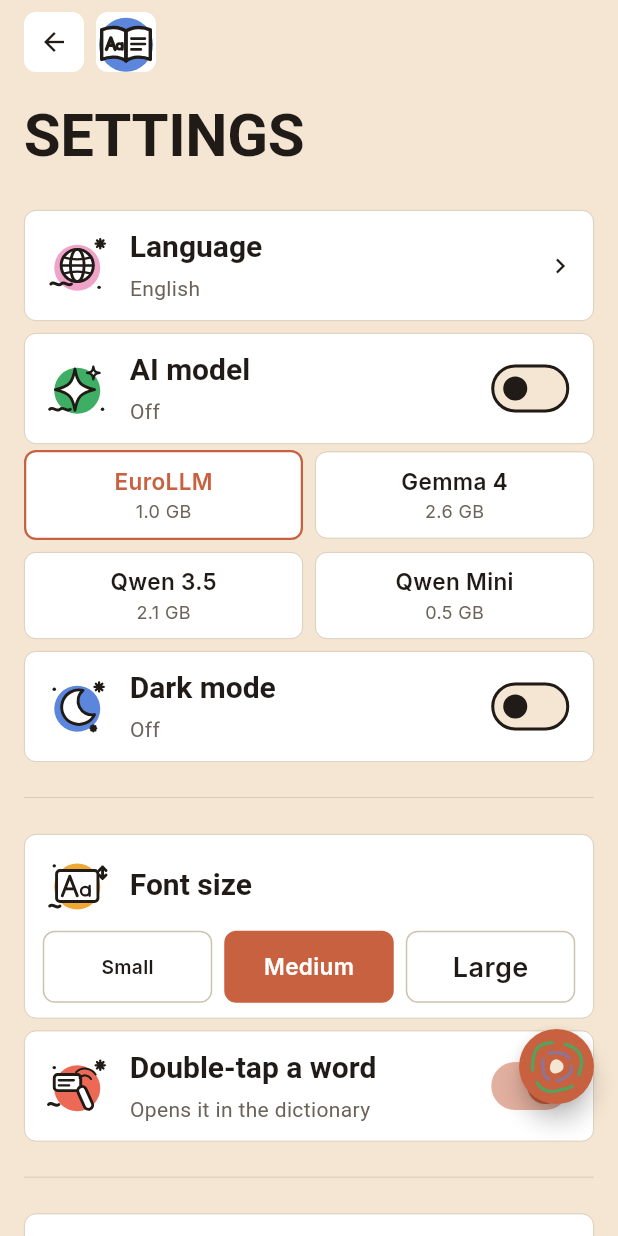
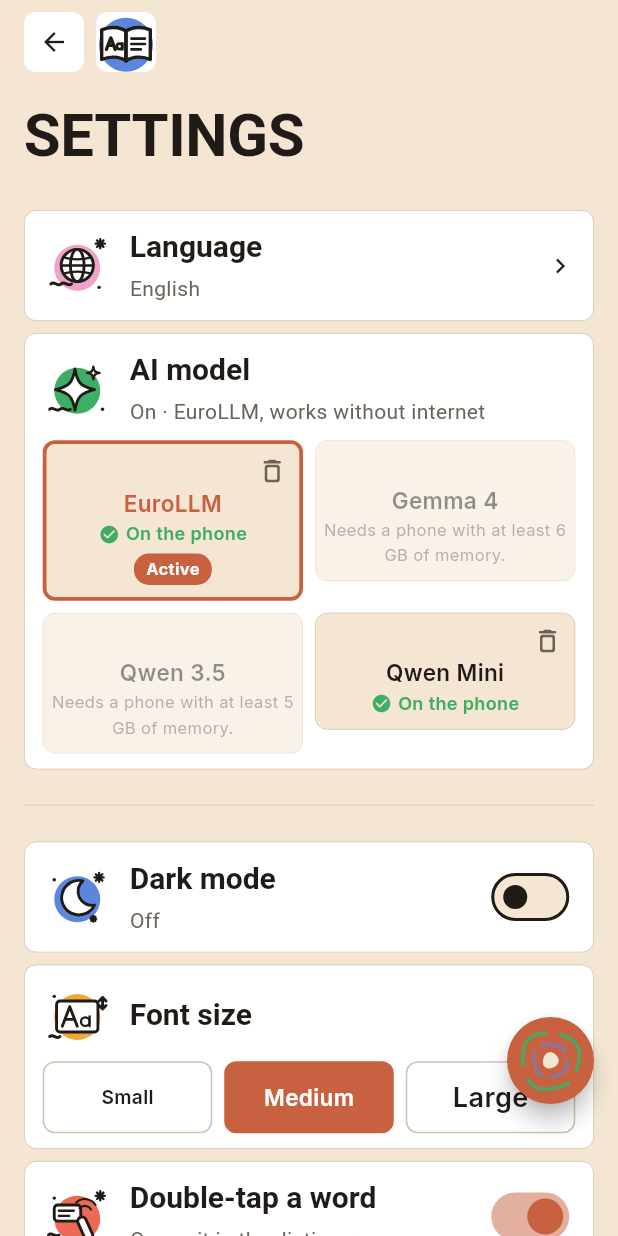
Before and after one commit to georgezafgz-369/lex-hopper, a Flutter app: the SettingsPage screen opened by its route, after a tap on "EuroLLM", on a phone screen of 412 x 824 dp. Run offline on Flutter 3.47's test engine with Material 3 defaults, Android fonts, the phone set to English and light mode, and no system bars; our stand-ins replace flutter_svg, flutter_tts, google_fonts, material_ui, shared_preferences, sqflite; missing offline and left inert: dart_sentencepiece_tokenizer, flutter_onnxruntime, llamadart; accounts and stored records are empty; network calls fail; Roboto replaces fonts that are missing (Tinos).

Commit message:
AI model card: models inside with download/delete each; one active
The four models sit inside the AI model card, two to a row, each with
its own Download (asks first), stop, or Delete (asks first) button and
an On the phone / Active mark. Tapping a downloaded model makes it the
active one; tapping it again turns the AI off; no on/off switch. Dark
mode moves above Font size. The round menu button is a little bigger.

Co-Authored-By: Claude Opus 5.5 <noreply@anthropic.com>

```diff
--- a/lib/ai_model.dart
+++ b/lib/ai_model.dart
@@ -182,11 +182,21 @@ class AiModel implements Translator {
     _changes.ping();
   }
 
+  /// Sets [state] directly (tests, where there's no phone to look on).
+  @visibleForTesting
+  void debugSetState(ModelState state) => _set(state);
+
   /// Looks whether the model is on the phone already (no download).
   Future<void> refresh() async {
     if (_state == ModelState.downloading) return;
-    if (!await hasEnoughMemory()) return _set(ModelState.tooLittleMemory);
-    _set(await isReady() ? ModelState.ready : ModelState.notDownloaded);
+    try {
+      if (!await hasEnoughMemory()) return _set(ModelState.tooLittleMemory);
+      _set(await isReady() ? ModelState.ready : ModelState.notDownloaded);
+    } catch (e) {
+      // Can't tell (no storage to look in): offer the download.
+      debugPrint('$name: check failed: $e');
+      _set(ModelState.notDownloaded);
+    }
   }
 
   /// Whether this phone has the memory to run the model (with less,
--- a/lib/app_text.dart
+++ b/lib/app_text.dart
@@ -571,6 +571,22 @@ class AppText {
     'Nécessite un téléphone avec au moins $gb Go de mémoire.',
     'Нужен телефон с памятью не меньше $gb ГБ.',
   );
+
+  /// On a model's card in Settings: it's downloaded.
+  String get aiOnPhone => _(
+    'On the phone',
+    'Στο κινητό',
+    'En el móvil',
+    'Auf dem Handy',
+    'Sul telefono',
+    'Sur le téléphone',
+    'На телефоне',
+  );
+
+  /// On the card of the model in use.
+  String get aiActive =>
+      _('Active', 'Ενεργό', 'Activo', 'Aktiv', 'Attivo', 'Actif', 'Активна');
+
   String aiModelSize(int mb) => _(
     '${(mb / 1000).toStringAsFixed(1)} GB',
     '${(mb / 1000).toStringAsFixed(1)} GB',
@@ -656,6 +672,24 @@ class AppText {
     'Tieni il modello ($mb MB) per riattivarlo in seguito senza scaricarlo di nuovo, oppure eliminalo per liberare spazio.',
     'Garde le modèle ($mb Mo) pour le réactiver plus tard sans le retélécharger, ou supprime-le pour libérer de la place.',
     'Оставь модель ($mb МБ), чтобы потом включить её без новой загрузки, или удали её, чтобы освободить место.',
+  );
+  String aiDeleteTitle(String model) => _(
+    'Delete $model?',
+    'Διαγραφή: $model;',
+    '¿Borrar $model?',
+    '$model löschen?',
+    'Eliminare $model?',
+    'Supprimer $model ?',
+    'Удалить $model?',
+  );
+  String aiDeleteBody(int mb) => _(
+    'This frees $mb MB on your phone. You can download it again any time.',
+    'Ελευθερώνει $mb MB στο κινητό σου. Μπορείς να το κατεβάσεις ξανά όποτε θέλεις.',
+    'Libera $mb MB en tu móvil. Puedes volver a descargarlo cuando quieras.',
+    'Das gibt $mb MB auf deinem Handy frei. Du kannst es jederzeit wieder laden.',
+    'Libera $mb MB sul telefono. Puoi riscaricarlo quando vuoi.',
+    'Cela libère $mb Mo sur ton téléphone. Tu peux le retélécharger quand tu veux.',
+    'Освободит $mb МБ на телефоне. Его можно скачать снова в любой момент.',
   );
   String get keepModel => _(
     'Keep it',
--- a/lib/sections_button.dart
+++ b/lib/sections_button.dart
@@ -69,7 +69,7 @@ class SectionsButton extends StatefulWidget {
   const SectionsButton({super.key, required this.navigator});
 
   /// The button's size, for pages that leave room for it.
-  static const size = 50.0;
+  static const size = 58.0;
 
   /// The rings pulse and the button floats for ever, so widget tests (which
   /// wait for animations to end) see them still.
--- a/lib/settings_page.dart
+++ b/lib/settings_page.dart
@@ -128,7 +128,16 @@ class SettingsPage extends StatelessWidget {
                           settings: settings,
                           model: AiModel.instance,
                         ),
-                        const SizedBox(height: Spacing.sm),
+                        // ── Separator: the text and reading settings ───
+                        const SizedBox(height: Spacing.lg),
+                        Divider(
+                          color: brightness.resolve(
+                            light: AppColors.hairlineLight,
+                            dark: AppColors.hairlineDark,
+                          ),
+                          height: 0,
+                        ),
+                        const SizedBox(height: Spacing.lg),
                         _SettingsCard(
                           key: const Key('settings-dark-mode'),
                           icon: Section.darkMode,
@@ -141,16 +150,7 @@ class SettingsPage extends StatelessWidget {
                           ),
                           onTap: () => settings.setDarkMode(!isDark),
                         ),
-                        // ── Separator: the text and reading settings ───
-                        const SizedBox(height: Spacing.lg),
-                        Divider(
-                          color: brightness.resolve(
-                            light: AppColors.hairlineLight,
-                            dark: AppColors.hairlineDark,
-                          ),
-                          height: 0,
-                        ),
-                        const SizedBox(height: Spacing.lg),
+                        const SizedBox(height: Spacing.sm),
                         _FontSizeCard(settings: settings),
                         const SizedBox(height: Spacing.sm),
                         _SettingsCard(
@@ -263,10 +263,10 @@ void showLanguagePicker(BuildContext context) {
   );
 }
 
-/// AI model: a switch that downloads the picked model (after asking) and
-/// then makes the Translator and Chat with AI use it, and a choice between
-/// EuroLLM and Gemma 4. Shows the download's progress; turning it off asks
-/// whether to keep or delete the model.
+/// AI model: one card holding the four models. Each can be downloaded
+/// (after asking) or deleted from its own tile; tapping a model that's on
+/// the phone makes it the active one (the Translator and Chat with AI use
+/// it), tapping the active one turns the AI off. Only one is active.
 class _AiTranslatorCard extends StatefulWidget {
   final AppSettings settings;
   final AiModel model;
@@ -282,25 +282,44 @@ class _AiTranslatorCard extends StatefulWidget {
 }
 
 class _AiTranslatorCardState extends State<_AiTranslatorCard> {
+  AppSettings get _settings => widget.settings;
+
   @override
   void initState() {
     super.initState();
-    widget.model.refresh();
+    // Every model: which ones are on the phone already.
+    for (final m in AiModel.all) {
+      m.refresh();
+    }
   }
 
-  Future<void> _turnOn() async {
-    final model = widget.model;
-    if (model.state == ModelState.ready) {
-      await widget.settings.setAiTranslator(true);
-      return;
+  /// Makes [m] the model in use (on the phone already).
+  Future<void> _activate(AiModel m) async {
+    await _settings.setAiModel(m.id);
+    await _settings.setAiTranslator(true);
   }
-    final mb = model.sizeMb;
+
+  /// A tile tapped: on the phone, it becomes active (or, active already,
+  /// the AI turns off); not yet, it offers the download.
+  Future<void> _tap(AiModel m) async {
+    switch (m.state) {
+      case ModelState.ready:
+        final active = _settings.aiTranslator && m.id == widget.model.id;
+        active ? await _settings.setAiTranslator(false) : await _activate(m);
+      case ModelState.notDownloaded || ModelState.failed:
+        await _download(m);
+      default:
+    }
+  }
+
+  /// Asks, then downloads [m]; once it's here it becomes the active one.
+  Future<void> _download(AiModel m) async {
     final ok = await showDialog<bool>(
       context: context,
       builder: (context) => AlertDialog(
         key: const Key('ai-download-dialog'),
-        title: DualText((t) => t.aiDownloadTitle(model.name)),
-        content: DualText((t) => t.aiDownloadBody(model.name, mb)),
+        title: DualText((t) => t.aiDownloadTitle(m.name)),
+        content: DualText((t) => t.aiDownloadBody(m.name, m.sizeMb)),
         actions: [
           TextButton(
             onPressed: () => Navigator.of(context).pop(false),
@@ -315,104 +334,70 @@ class _AiTranslatorCardState extends State<_AiTranslatorCard> {
       ),
     );
     if (ok != true) return;
-    await widget.settings.setAiTranslator(true);
-    await model.download();
+    await m.download();
+    if (m.state == ModelState.ready) await _activate(m);
   }
 
-  /// Picks [m]. If the AI is on and [m] isn't on the phone yet, it's
-  /// turned off until [m] is downloaded (the switch asks first).
-  Future<void> _pick(AiModel m) async {
-    if (m.id == widget.model.id) return;
-    final on = widget.settings.aiTranslator;
-    await widget.settings.setAiModel(m.id);
-    if (on && !await m.isReady()) await widget.settings.setAiTranslator(false);
-  }
-
-  Future<void> _turnOff() async {
-    final model = widget.model;
-    if (model.state == ModelState.downloading) model.cancelDownload();
-    if (model.state != ModelState.ready) {
-      await widget.settings.setAiTranslator(false);
-      return;
-    }
-    final mb = model.sizeMb;
-    final delete = await showDialog<bool>(
+  /// Asks, then deletes [m] from the phone (the AI turns off if it was
+  /// the one in use).
+  Future<void> _delete(AiModel m) async {
+    final ok = await showDialog<bool>(
       context: context,
       builder: (context) => AlertDialog(
-        key: const Key('ai-off-dialog'),
-        title: DualText((t) => t.aiTurnOffTitle),
-        content: DualText((t) => t.aiTurnOffBody(mb)),
+        key: const Key('ai-delete-dialog'),
+        title: DualText((t) => t.aiDeleteTitle(m.name)),
+        content: DualText((t) => t.aiDeleteBody(m.sizeMb)),
         actions: [
           TextButton(
-            key: const Key('ai-delete-model'),
+            onPressed: () => Navigator.of(context).pop(false),
+            child: Text(AppText.of(context).cancel),
+          ),
+          FilledButton(
+            key: const Key('ai-delete-confirm'),
             onPressed: () => Navigator.of(context).pop(true),
             child: Text(AppText.of(context).deleteModel),
-          ),
-          FilledButton(
-            onPressed: () => Navigator.of(context).pop(false),
-            child: Text(AppText.of(context).keepModel),
           ),
         ],
       ),
     );
-    if (delete == null) return; // dismissed: stays on
-    await widget.settings.setAiTranslator(false);
-    if (delete) await model.deleteModel();
+    if (ok != true) return;
+    if (m.id == widget.model.id) await _settings.setAiTranslator(false);
+    await m.deleteModel();
+    await m.refresh();
   }
 
   @override
   Widget build(BuildContext context) {
     final model = widget.model;
-    final clay = Theme.of(context).brightness
-        .resolve(light: AppColors.clayLight, dark: AppColors.clayDark);
     return ListenableBuilder(
-      listenable: model.changes,
+      listenable: Listenable.merge([for (final m in AiModel.all) m.changes]),
       builder: (context, _) {
-        final on = widget.settings.aiTranslator;
-        final state = model.state;
-        final tooSmall = state == ModelState.tooLittleMemory;
-        final TextPick subtitle = switch ((on, state)) {
-          (_, ModelState.tooLittleMemory) => (t) => t.aiTranslatorNeedsMemory(
-            (model.minMemoryKb / (1024 * 1024)).ceil(),
-          ),
-          (_, ModelState.downloading) => (t) => t.aiTranslatorDownloading(
-            model.name,
-            model.progress == null ? null : (model.progress! * 100).floor(),
-          ),
-          (true, ModelState.failed) => (t) => t.aiTranslatorFailed,
-          (true, ModelState.checking) => (t) => t.aiTranslatorChecking,
-          (true, ModelState.ready) => (t) => t.aiTranslatorOn(model.name),
-          _ => (t) => t.aiTranslatorOff,
-        };
-        return Column(
-          crossAxisAlignment: CrossAxisAlignment.stretch,
-          children: [
-            _SettingsCard(
+        final on = _settings.aiTranslator && model.state == ModelState.ready;
+        final downloading = AiModel.all
+            .where((m) => m.state == ModelState.downloading)
+            .firstOrNull;
+        final TextPick subtitle = downloading != null
+            ? (t) => t.aiTranslatorDownloading(
+                downloading.name,
+                downloading.progress == null
+                    ? null
+                    : (downloading.progress! * 100).floor(),
+              )
+            : on
+            ? (t) => t.aiTranslatorOn(model.name)
+            : (t) => t.aiTranslatorOff;
+        return _SettingsCard(
           key: const Key('settings-ai-translator'),
           icon: Section.aiTranslator,
           title: (t) => t.aiTranslator,
           subtitle: subtitle,
-              trailing: Switch(
-                key: const Key('ai-translator-switch'),
-                value: on && !tooSmall,
-                activeThumbColor: clay,
-                onChanged: tooSmall ? null : (v) => v ? _turnOn() : _turnOff(),
-              ),
-              onTap: () {
-                if (tooSmall) return;
-                // A stopped download: tapping the card tries again.
-                if (on && state == ModelState.failed) {
-                  model.download();
-                } else {
-                  on ? _turnOff() : _turnOn();
-                }
-              },
-            ),
-            const SizedBox(height: Spacing.xs),
-            // Which model (AiModel.all), two to a row.
+          // The models, two to a row.
+          below: Column(
+            children: [
               for (var r = 0; r < AiModel.all.length; r += 2) ...[
                 if (r > 0) const SizedBox(height: Spacing.sm),
                 Row(
+                  crossAxisAlignment: CrossAxisAlignment.start,
                   children: [
                     for (var i = r; i < r + 2; i++) ...[
                       if (i > r) const SizedBox(width: Spacing.sm),
@@ -422,28 +407,18 @@ class _AiTranslatorCardState extends State<_AiTranslatorCard> {
                             : _ModelChoice(
                                 key: Key('ai-model-${AiModel.all[i].id}'),
                                 model: AiModel.all[i],
-                              picked: AiModel.all[i].id == model.id,
-                              onTap: () => _pick(AiModel.all[i]),
+                                active: on && AiModel.all[i].id == model.id,
+                                onTap: () => _tap(AiModel.all[i]),
+                                onDownload: () => _download(AiModel.all[i]),
+                                onDelete: () => _delete(AiModel.all[i]),
                               ),
                       ),
                     ],
                   ],
                 ),
               ],
-            if (state == ModelState.downloading)
-              Padding(
-                padding: const EdgeInsets.only(top: Spacing.xs),
-                child: LinearProgressIndicator(
-                  key: const Key('ai-download-progress'),
-                  value: model.progress,
-                  color: clay,
-                  backgroundColor: Theme.of(context).brightness.resolve(
-                    light: AppColors.hairlineLight,
-                    dark: AppColors.hairlineDark,
+            ],
           ),
-                ),
-              ),
-          ],
         );
       },
     );
@@ -457,16 +432,20 @@ class _SettingsCard extends StatelessWidget {
   final Section icon;
   final TextPick title;
   final TextPick subtitle;
-  final Widget trailing;
-  final VoidCallback onTap;
+  final Widget? trailing;
+  final VoidCallback? onTap;
+
+  /// More inside the card, under its title (the AI models).
+  final Widget? below;
 
   const _SettingsCard({
     super.key,
     required this.icon,
     required this.title,
     required this.subtitle,
-    required this.trailing,
-    required this.onTap,
+    this.trailing,
+    this.onTap,
+    this.below,
   });
 
   @override
@@ -495,7 +474,10 @@ class _SettingsCard extends StatelessWidget {
           horizontal: Spacing.md - 4,
           vertical: Spacing.sm + 2,
         ),
-        child: Row(
+        child: Column(
+          crossAxisAlignment: CrossAxisAlignment.stretch,
+          children: [
+            Row(
               children: [
                 SectionIcon(icon, size: 46),
                 const SizedBox(width: Spacing.sm + 4),
@@ -521,8 +503,13 @@ class _SettingsCard extends StatelessWidget {
                     ],
                   ),
                 ),
+                if (trailing != null) ...[
                   const SizedBox(width: Spacing.sm),
-            trailing,
+                  trailing!,
+                ],
+              ],
+            ),
+            if (below != null) ...[const SizedBox(height: Spacing.sm), below!],
           ],
         ),
       ),
@@ -984,20 +971,30 @@ class _PackControl extends StatelessWidget {
 }
 
 /// One AI model to pick: its name and size, outlined when picked.
+/// One AI model: its name, then whether it's on the phone (or its size, or
+/// the download's progress), and the one in use marked Active. A button
+/// in its corner downloads it, stops the download, or deletes it.
 class _ModelChoice extends StatelessWidget {
   final AiModel model;
-  final bool picked;
+
+  /// The model in use.
+  final bool active;
   final VoidCallback onTap;
+  final VoidCallback onDownload;
+  final VoidCallback onDelete;
 
   const _ModelChoice({
     super.key,
     required this.model,
-    required this.picked,
+    required this.active,
     required this.onTap,
+    required this.onDownload,
+    required this.onDelete,
   });
 
   @override
   Widget build(BuildContext context) {
+    final t = AppText.of(context);
     final b = Theme.of(context).brightness;
     final clay = b.resolve(
       light: AppColors.clayLight,
@@ -1012,39 +1009,167 @@ class _ModelChoice extends StatelessWidget {
       light: AppColors.hairlineLight,
       dark: AppColors.hairlineDark,
     );
-    final card = b.resolve(
-      light: AppColors.gridCellLight,
-      dark: AppColors.gridCellDark,
+    final paper = b.resolve(
+      light: AppColors.paperLight,
+      dark: AppColors.paperDark,
     );
-    return GestureDetector(
-      onTap: onTap,
+    final fern = b.resolve(
+      light: AppColors.fernLight,
+      dark: AppColors.fernDark,
+    );
+    final state = model.state;
+    final tooSmall = state == ModelState.tooLittleMemory;
+
+    Widget corner(Key key, IconData icon, Color color, VoidCallback f) =>
+        InkResponse(
+          key: key,
+          onTap: f,
+          radius: 18,
+          child: Padding(
+            padding: const EdgeInsets.all(4),
+            child: Icon(icon, size: 20, color: color),
+          ),
+        );
+
+    final status = switch (state) {
+      ModelState.ready => Row(
+        key: Key('ai-model-on-phone-${model.id}'),
+        mainAxisSize: MainAxisSize.min,
+        children: [
+          Icon(Icons.check_circle_rounded, size: 14, color: fern),
+          const SizedBox(width: 4),
+          Flexible(
+            child: Text(
+              t.aiOnPhone,
+              overflow: TextOverflow.ellipsis,
+              style: TextStyle(
+                fontFamily: 'Inter',
+                fontSize: 12,
+                fontWeight: FontWeight.w600,
+                color: fern,
+              ),
+            ),
+          ),
+        ],
+      ),
+      ModelState.downloading => Text(
+        '${((model.progress ?? 0) * 100).floor()}%',
+        style: TextStyle(fontFamily: 'Inter', fontSize: 12, color: clay),
+      ),
+      ModelState.tooLittleMemory => Text(
+        t.aiTranslatorNeedsMemory((model.minMemoryKb / (1024 * 1024)).ceil()),
+        textAlign: TextAlign.center,
+        style: TextStyle(fontFamily: 'Inter', fontSize: 11, color: muted),
+      ),
+      _ => Text(
+        t.aiModelSize(model.sizeMb),
+        style: TextStyle(fontFamily: 'Inter', fontSize: 12, color: muted),
+      ),
+    };
+
+    return Opacity(
+      opacity: tooSmall ? 0.5 : 1,
+      child: GestureDetector(
+        onTap: tooSmall ? null : onTap,
         child: AnimatedContainer(
           duration: const Duration(milliseconds: 150),
-        padding: const EdgeInsets.symmetric(vertical: Spacing.sm),
+          padding: const EdgeInsets.fromLTRB(
+            Spacing.xs,
+            Spacing.sm,
+            Spacing.xs,
+            Spacing.sm,
+          ),
           decoration: BoxDecoration(
-          color: card,
+            color: paper,
             borderRadius: BorderRadius.circular(Radius.sm),
             border: Border.all(
-            color: picked ? clay : hairline,
-            width: picked ? 1.5 : 0.5,
+              color: active ? clay : hairline,
+              width: active ? 2.5 : 0.5,
             ),
           ),
-        child: Column(
+          child: Stack(
+            clipBehavior: Clip.none,
             children: [
+              Column(
+                crossAxisAlignment: CrossAxisAlignment.stretch,
+                children: [
+                  const SizedBox(height: 20), // the corner button's row
                   Text(
                     model.name,
+                    textAlign: TextAlign.center,
                     style: TextStyle(
                       fontFamily: 'Inter',
                       fontSize: 15,
                       fontWeight: FontWeight.w600,
-                color: picked ? clay : ink,
+                      color: active ? clay : ink,
                     ),
                   ),
-            Text(
-              AppText.of(context).aiModelSize(model.sizeMb),
-              style: TextStyle(fontFamily: 'Inter', fontSize: 12, color: muted),
+                  Center(child: status),
+                  if (state == ModelState.downloading)
+                    Padding(
+                      padding: const EdgeInsets.only(top: 4),
+                      child: LinearProgressIndicator(
+                        key: Key('ai-download-progress-${model.id}'),
+                        value: model.progress,
+                        color: clay,
+                        backgroundColor: hairline,
+                      ),
+                    ),
+                  if (active)
+                    Center(
+                      child: Container(
+                        key: Key('ai-model-active-${model.id}'),
+                        margin: const EdgeInsets.only(top: 4),
+                        padding: const EdgeInsets.symmetric(
+                          horizontal: 8,
+                          vertical: 2,
+                        ),
+                        decoration: BoxDecoration(
+                          color: clay,
+                          borderRadius: BorderRadius.circular(10),
+                        ),
+                        child: Text(
+                          t.aiActive,
+                          style: const TextStyle(
+                            fontFamily: 'Inter',
+                            fontSize: 11,
+                            fontWeight: FontWeight.w700,
+                            color: Colors.white,
+                          ),
+                        ),
+                      ),
                     ),
                 ],
+              ),
+              // Download / stop / delete, at the top.
+              Positioned(
+                top: -4,
+                right: 0,
+                child: switch (state) {
+                  ModelState.ready => corner(
+                    Key('ai-delete-${model.id}'),
+                    Icons.delete_outline_rounded,
+                    muted,
+                    onDelete,
+                  ),
+                  ModelState.downloading => corner(
+                    Key('ai-cancel-${model.id}'),
+                    Icons.close_rounded,
+                    muted,
+                    model.cancelDownload,
+                  ),
+                  ModelState.tooLittleMemory ||
+                  ModelState.checking => const SizedBox.shrink(),
+                  _ => corner(
+                    Key('ai-download-${model.id}'),
+                    Icons.download_rounded,
+                    clay,
+                    onDownload,
+                  ),
+                },
+              ),
+            ],
+          ),
         ),
       ),
     );
```
Also changed, not shown: 2 other files. Lines whose indentation alone changed are shown as unchanged.
